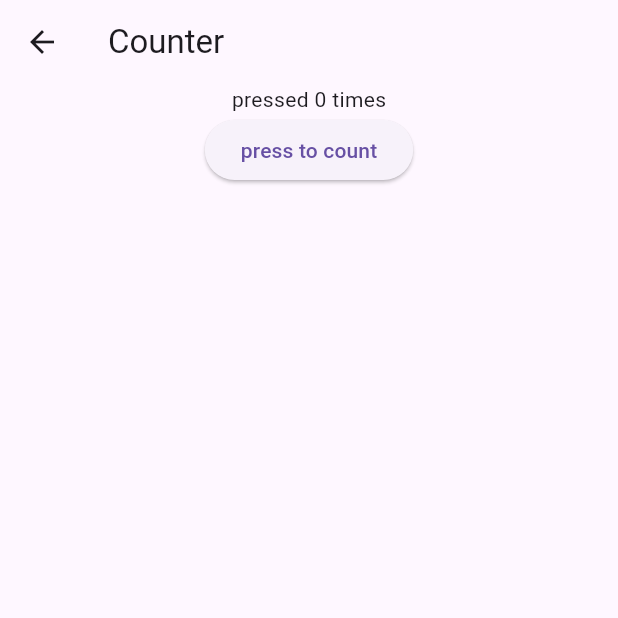
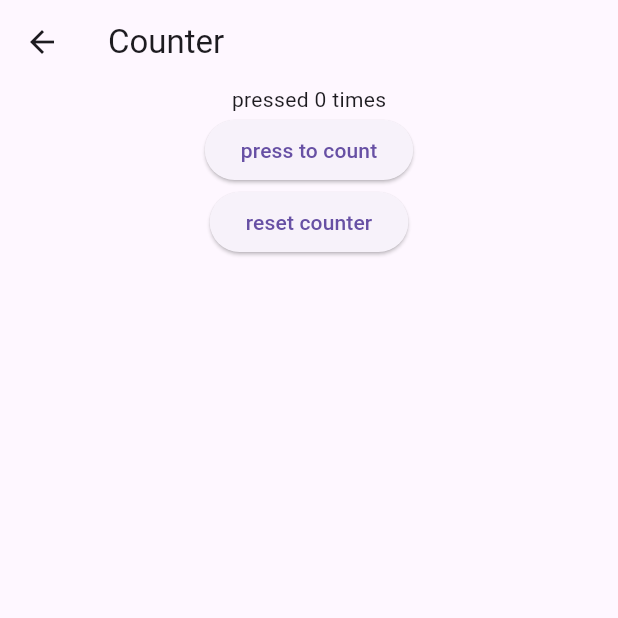
Before and after one commit to j-cleary914/flutter_application_1, a Flutter app: the Counter screen opened by its route, on a phone screen of 412 x 824 dp, the top half of it. Run offline on Flutter 3.47's test engine with Material 3 defaults, Android fonts, the phone set to English and light mode, and no system bars.

Commit message:
add reset to counter

```diff
--- a/lib/src/screens/counter.dart
+++ b/lib/src/screens/counter.dart
@@ -16,6 +16,12 @@ class _CounterState extends State<Counter> {
     });
   }
 
+  void _resetCounter() {
+    setState(() {
+      _counter = 0;
+    });
+  }
+
   @override
   Widget build(BuildContext context) {
     return Scaffold(
@@ -30,6 +36,10 @@ class _CounterState extends State<Counter> {
               onPressed: _incrementCounter,
               child: const Text("press to count"),
             ),
+            ElevatedButton(
+              onPressed: _resetCounter,
+              child: const Text("reset counter"),
+            ),
           ],
         ),
       ),
```
